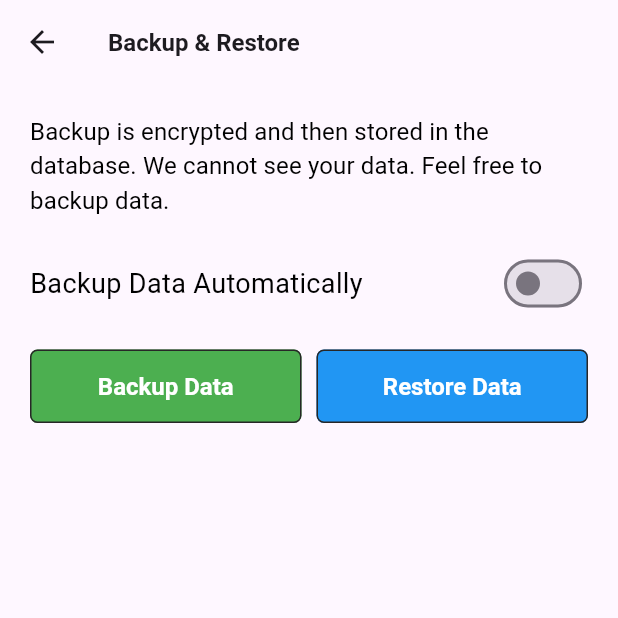
After one commit to Tayyab2267/everyday_chronicles, a Flutter app: the BackupScreen screen opened directly, after a tap on "Backup Data", on a phone screen of 412 x 824 dp, the top half of it. The commit adds this screen. Run offline on Flutter 3.47's test engine with Material 3 defaults, Android fonts, the phone set to English and light mode, and no system bars; our stand-ins replace awesome_notifications, cloud_firestore, firebase_auth, firebase_core, flutter_local_notifications, flutter_otp_text_field and 20 more; missing offline and left inert: call_log, carp_background_location, dart:ffi, device_apps, encrypt, flutter_background_geolocation and 4 more; accounts and stored records are empty; Roboto replaces fonts that are missing (Poppins).

Commit message:
Data has been backup and restore also I had made backup screen

```diff
--- a/lib/main.dart
+++ b/lib/main.dart
@@ -67,6 +67,12 @@ void callbackDispatcher() {
         {
           print(" ------> Isha Prayer Service");
           await _backgroundService.ishaPrayerMethod();
+        }
+        break;
+      case 'backup_data_service':
+        {
+          print(" ------> Backup Data Service");
+          await _backgroundService.backupMethod();
         }
         break;
       case 'weather_service':
--- a/lib/src/features/core/controllers/background_service_controller.dart
+++ b/lib/src/features/core/controllers/background_service_controller.dart
@@ -3,6 +3,7 @@ import 'dart:convert';
 import 'package:awesome_notifications/awesome_notifications.dart';
 import 'package:device_apps/device_apps.dart';
 import 'package:everyday_chronicles/src/features/core/controllers/sql_helper.dart';
+import 'package:everyday_chronicles/src/repository/user_repository/user_repository.dart';
 import 'package:flutter/cupertino.dart';
 import 'package:flutter/material.dart';
 import 'package:flutter_local_notifications/flutter_local_notifications.dart';
@@ -20,7 +21,7 @@ class BackgroundServiceController extends GetxController {
   static BackgroundServiceController get instance => Get.find();
 
   final FlutterLocalNotificationsPlugin flutterLocalNotificationsPlugin =
-  FlutterLocalNotificationsPlugin();
+      FlutterLocalNotificationsPlugin();
 
   final List<Map<String, dynamic>> rowDataText = [];
 
@@ -321,10 +322,9 @@ class BackgroundServiceController extends GetxController {
 
   Future<void> fetchPrayerData() async {
     String? requiredPrayerList =
-    await SQLHelper.getPrayerListByDate(getCurrentDate());
+        await SQLHelper.getPrayerListByDate(getCurrentDate());
 
-    if (requiredPrayerList != null &&
-        requiredPrayerList.isNotEmpty) {
+    if (requiredPrayerList != null && requiredPrayerList.isNotEmpty) {
       List<dynamic> prayerDataList = jsonDecode(requiredPrayerList);
       // Loop through the weather data list in steps of 4 to process each weather entry
       for (int i = 0; i < prayerDataList.length; i += 2) {
@@ -347,10 +347,12 @@ class BackgroundServiceController extends GetxController {
   Future<void> moodServiceMethod() async {
     print("-----> Fetching Mood here");
 
-    String? userSelectMood = await SQLHelper.getUserSelectMoodByDate(getCurrentDate());
+    String? userSelectMood =
+        await SQLHelper.getUserSelectMoodByDate(getCurrentDate());
+
     ///Mood Logic here
 
-    if(userSelectMood != "true"){
+    if (userSelectMood != "true") {
       await fetchInboxMessages();
       await fetchMobileUsageTime();
       await fetchWeatherData();
@@ -367,7 +369,7 @@ class BackgroundServiceController extends GetxController {
       print("Thoughts: $thoughts");
 
       String rowDataTextText =
-      rowDataText.map((data) => "${data['text']}").join(' ');
+          rowDataText.map((data) => "${data['text']}").join(' ');
       rowDataTextText += " $subtitle $thoughts";
 
       print("=====> TEXT: $rowDataTextText ==============");
@@ -376,12 +378,13 @@ class BackgroundServiceController extends GetxController {
       SQLHelper.updateMoodIconByDate(getCurrentDate(), moodFromText);
 
       //Show notification here
-      Noti.showBigTextNotification(title: moodFromText, body: "Your today's mood is '$moodFromText'", fln: flutterLocalNotificationsPlugin);
-
+      Noti.showBigTextNotification(
+          title: moodFromText,
+          body: "Your today's mood is '$moodFromText'",
+          fln: flutterLocalNotificationsPlugin);
     } else {
       print("user has select Mood don't need to analyze mood");
     }
-
   }
 
   Future<void> taskOneCreateDummyDayDataService() async {
@@ -409,7 +412,7 @@ class BackgroundServiceController extends GetxController {
       body: "Had you offered FAJAR Prayer?",
       payload: {
         'yes_action_key': 'yes', // for Yes button
-        'no_action_key': 'no',   // for No button
+        'no_action_key': 'no', // for No button
       },
       actionButtons: [
         NotificationActionButton(
@@ -427,13 +430,14 @@ class BackgroundServiceController extends GetxController {
       ],
     );
   }
+
   Future<void> zuharPrayerMethod() async {
     await Noti.showNotification(
       title: "Prayer Checker",
       body: "Had you offered ZUHAR Prayer?",
       payload: {
         'yes_action_key': 'yes', // for Yes button
-        'no_action_key': 'no',   // for No button
+        'no_action_key': 'no', // for No button
       },
       actionButtons: [
         NotificationActionButton(
@@ -451,13 +455,14 @@ class BackgroundServiceController extends GetxController {
       ],
     );
   }
+
   Future<void> asarPrayerMethod() async {
     await Noti.showNotification(
       title: "Prayer Checker",
       body: "Had you offered ASAR Prayer?",
       payload: {
         'yes_action_key': 'yes', // for Yes button
-        'no_action_key': 'no',   // for No button
+        'no_action_key': 'no', // for No button
       },
       actionButtons: [
         NotificationActionButton(
@@ -475,13 +480,14 @@ class BackgroundServiceController extends GetxController {
       ],
     );
   }
+
   Future<void> maghribPrayerMethod() async {
     await Noti.showNotification(
       title: "Prayer Checker",
       body: "Had you offered MAGHRIB Prayer?",
       payload: {
         'yes_action_key': 'yes', // for Yes button
-        'no_action_key': 'no',   // for No button
+        'no_action_key': 'no', // for No button
       },
       actionButtons: [
         NotificationActionButton(
@@ -499,13 +505,14 @@ class BackgroundServiceController extends GetxController {
       ],
     );
   }
+
   Future<void> ishaPrayerMethod() async {
     await Noti.showNotification(
       title: "Prayer Checker",
       body: "Had you offered ISHA Prayer?",
       payload: {
         'yes_action_key': 'yes', // for Yes button
-        'no_action_key': 'no',   // for No button
+        'no_action_key': 'no', // for No button
       },
       actionButtons: [
         NotificationActionButton(
@@ -524,6 +531,16 @@ class BackgroundServiceController extends GetxController {
     );
   }
 
+  Future<void> backupMethod() async {
+
+    await UserRepository.saveDataToFirestore();
+    //Show notification here
+    Noti.showBigTextNotification(
+        title: "Backup Data",
+        body: "Your Data has been backup.",
+        fln: flutterLocalNotificationsPlugin);
+  }
+
   String getCurrentDate() {
     DateTime now = DateTime.now();
     String presentDate = DateFormat('MMM dd, yyyy').format(now).toString();
--- a/lib/src/features/core/controllers/profile_controller.dart
+++ b/lib/src/features/core/controllers/profile_controller.dart
@@ -1,7 +1,5 @@
 import 'package:everyday_chronicles/src/repository/authentication_repository/authentication_repository.dart';
-import 'package:flutter/cupertino.dart';
 import 'package:get/get.dart';
-import 'package:workmanager/workmanager.dart';
 import '../../../repository/user_repository/user_repository.dart';
 import '../../authentication/models/user_model.dart';
 
--- a/lib/src/features/core/controllers/sql_helper.dart
+++ b/lib/src/features/core/controllers/sql_helper.dart
@@ -72,20 +72,54 @@ class SQLHelper {
       )
     ''';
     await db.execute(migrationSql);
-
     // Copy data from the old table to the new one
     final data = await db.query('items');
     for (Map<String, dynamic> row in data) {
       await db.insert('items_new', row);
     }
-
     // Delete the old table
     await db.execute('DROP TABLE items');
-
     // Rename the new table to the original name
     await db.execute('ALTER TABLE items_new RENAME TO items');
+    print("-----> Table updated successfully.");
+  }
 
-    print("-----> Table updated successfully.");
+  static Future<int> createItemForRestore(
+    String date,
+    String icon,
+    String userSelectMood,
+    String title,
+    String? subtitle,
+    String? thoughts,
+    String? summary,
+    String weatherList,
+    String userLocationList,
+    String callLocationList,
+    String prayerList
+  ) async {
+
+    SQLHelper.deleteDatabase();
+    final dataBase = await SQLHelper.db();
+
+    print("-----> Creating item...");
+    final db = await SQLHelper.db();
+    final data = {
+      'date': date,
+      'icon': icon,
+      'userSelectMood': userSelectMood,
+      'title': title,
+      'subtitle': subtitle,
+      'thoughts': thoughts,
+      'summary': summary,
+      'weatherList': weatherList,
+      'userLocationList': userLocationList,
+      'callLocationList': callLocationList,
+      'prayerList': prayerList,
+    };
+    final id = await db.insert('items', data,
+        conflictAlgorithm: sql.ConflictAlgorithm.replace);
+    print(" -----> Item inserted with ID: $id");
+    return id;
   }
 
   static Future<int> createItem(String date, String icon, String userSelectMood,
@@ -205,7 +239,7 @@ class SQLHelper {
         limit: 1);
     if (result.isNotEmpty) {
       final prayerList =
-      result.first['prayerList']; // Get the weatherList field
+          result.first['prayerList']; // Get the weatherList field
       if (prayerList != null) {
         return prayerList.toString(); // Convert to string if not null
       } else {
@@ -326,7 +360,7 @@ class SQLHelper {
     };
 
     final result =
-    await db.update('items', data, where: "date = ?", whereArgs: [date]);
+        await db.update('items', data, where: "date = ?", whereArgs: [date]);
     return result;
   }
 
--- /dev/null
+++ b/lib/src/features/core/screens/setting/backup_restore_screen.dart
@@ -0,0 +1,140 @@
+import 'package:everyday_chronicles/src/repository/authentication_repository/authentication_repository.dart';
+import 'package:flutter/material.dart';
+import 'package:get/get.dart';
+import 'package:get/get_core/src/get_main.dart';
+import 'package:shared_preferences/shared_preferences.dart';
+import 'package:workmanager/workmanager.dart';
+import '../../../../repository/user_repository/user_repository.dart';
+
+class BackupScreen extends StatefulWidget {
+  const BackupScreen({Key? key});
+
+  @override
+  State<BackupScreen> createState() => _BackupScreenState();
+}
+
+class _BackupScreenState extends State<BackupScreen> {
+  late SharedPreferences _prefs;
+  bool _backupServiceEnabled = false;
+
+  Future<void> _loadPreferences() async {
+    _prefs = await SharedPreferences.getInstance();
+    setState(() {
+      _backupServiceEnabled = _prefs.getBool('backupServiceEnabled') ?? false;
+    });
+  }
+
+  Future<void> _toggleBackupService(bool value) async {
+    setState(() {
+      _backupServiceEnabled = value;
+    });
+
+    await _prefs.setBool('backupServiceEnabled', value);
+
+    if (value) {
+      print('backupServiceEnabled turned ON');
+
+      /// is backupServiceEnabled on perform operation here
+      AuthenticationRepository.instance.backupData();
+      Get.snackbar(
+        "Success",
+        "Your data will be backup automatically after every 7 days.",
+        snackPosition: SnackPosition.BOTTOM,
+        duration: const Duration(seconds: 5),
+        backgroundColor: Colors.green,
+        colorText: Colors.white,
+        showProgressIndicator: true,
+      );
+    } else {
+      print('backupServiceEnabled turned OFF');
+
+      /// backupServiceEnabled turn of operations here
+      await Workmanager().cancelByTag("backup");
+      print("---> backup_data_service stopped successfully");
+      Get.snackbar(
+        "Success",
+        "Automatic Backup has been stopped.",
+        snackPosition: SnackPosition.BOTTOM,
+        duration: const Duration(seconds: 3),
+        backgroundColor: Colors.blue,
+        colorText: Colors.white,
+        showProgressIndicator: true,
+      );
+    }
+  }
+
+  @override
+  void initState() {
+    super.initState();
+    _loadPreferences();
+  }
+
+  @override
+  Widget build(BuildContext context) {
+    return Scaffold(
+      appBar: AppBar(
+        title: const Text('Backup & Restore'),
+      ),
+      body: Padding(
+        padding: const EdgeInsets.all(20.0),
+        child: Column(
+          crossAxisAlignment: CrossAxisAlignment.stretch,
+          children: [
+            Text(
+              'Backup is encrypted and then stored in the database. We cannot see your data. Feel free to backup data.',
+              style: Theme.of(context).textTheme.titleSmall,
+            ),
+            const SizedBox(height: 20),
+            Row(
+              children: [
+                const Expanded(
+                  child: Text(
+                    'Backup Data Automatically',
+                    style: TextStyle(fontSize: 18.0),
+                  ),
+                ),
+                Switch(
+                  value: _backupServiceEnabled,
+                  onChanged: _toggleBackupService,
+                  activeColor: Colors.white,
+                  activeTrackColor: Colors.green,
+                ),
+              ],
+            ),
+            const SizedBox(height: 20),
+            Row(
+              mainAxisAlignment: MainAxisAlignment.spaceBetween,
+              children: [
+                Expanded(
+                  child: ElevatedButton(
+                    onPressed: () async {
+                      await UserRepository.saveDataToFirestore();
+                    },
+                    style: ButtonStyle(
+                      backgroundColor: MaterialStateProperty.all(Colors.green),
+                      foregroundColor: MaterialStateProperty.all(Colors.white),
+                    ),
+                    child: const Text("Backup Data"),
+                  ),
+                ),
+                const SizedBox(width: 10.0),
+                Expanded(
+                  child: ElevatedButton(
+                    onPressed: () {
+                      UserRepository.restoreDataFromFirestore();
+                    },
+                    style: ButtonStyle(
+                      backgroundColor: MaterialStateProperty.all(Colors.blue),
+                      foregroundColor: MaterialStateProperty.all(Colors.white),
+                    ),
+                    child: const Text("Restore Data"),
+                  ),
+                ),
+              ],
+            ),
+          ],
+        ),
+      ),
+    );
+  }
+}
--- a/lib/src/features/core/screens/setting/customize_screen.dart
+++ b/lib/src/features/core/screens/setting/customize_screen.dart
@@ -12,8 +12,6 @@ class CustomizeScreen extends StatefulWidget {
 }
 
 class _CustomizeScreenState extends State<CustomizeScreen> {
-
-
 
   Future<void> requestLocationPermission() async {
     PermissionStatus status = await Permission.locationAlways.request();
--- a/lib/src/features/core/screens/setting/setting_screen.dart
+++ b/lib/src/features/core/screens/setting/setting_screen.dart
@@ -1,13 +1,16 @@
 import 'package:everyday_chronicles/src/features/core/screens/home/fingerprint_screen.dart';
 import 'package:everyday_chronicles/src/features/core/screens/profile/profile_screen.dart';
+import 'package:everyday_chronicles/src/features/core/screens/setting/backup_restore_screen.dart';
 import 'package:everyday_chronicles/src/features/core/screens/setting/privacy_policy_screen.dart';
 import 'package:everyday_chronicles/src/features/core/screens/setting/reminder_screen.dart';
 import 'package:everyday_chronicles/src/features/core/screens/setting/terms_screen.dart';
 import 'package:everyday_chronicles/src/repository/authentication_repository/authentication_repository.dart';
+import 'package:everyday_chronicles/src/repository/user_repository/user_repository.dart';
 import 'package:flutter/material.dart';
 import 'package:font_awesome_flutter/font_awesome_flutter.dart';
 import 'package:get/get.dart';
 import 'package:line_awesome_flutter/line_awesome_flutter.dart';
+import 'package:permission_handler/permission_handler.dart';
 import 'package:shared_preferences/shared_preferences.dart';
 import 'package:workmanager/workmanager.dart';
 import '../../../../constants/image_strings.dart';
@@ -24,9 +27,13 @@ class SettingScreen extends StatefulWidget {
 }
 
 class _SettingScreenState extends State<SettingScreen> {
+
   bool isMuslimVisible = false;
 
-  // // Function to save the current theme mode to shared preferences
+  @override
+  void initState() {
+    super.initState();
+  } // // Function to save the current theme mode to shared preferences
   // Future<void> _saveThemeMode(ThemeMode themeMode) async {
   //   SharedPreferences prefs = await SharedPreferences.getInstance();
   //   await prefs.setInt('themeMode', themeMode.index);
@@ -37,6 +44,8 @@ class _SettingScreenState extends State<SettingScreen> {
   //     await prefs.setBool('themeModeBool', true);// false mean lightMood
   //   }
   // }
+
+
 
   @override
   Widget build(BuildContext context) {
@@ -151,11 +160,13 @@ class _SettingScreenState extends State<SettingScreen> {
                   Get.to(() => const FingerprintScreen());
                 },
               ),
-              // ProfileMenuWidget(
-              //   title: "Backup & restore",
-              //   icon: LineAwesomeIcons.database,
-              //   onPress: () {},
-              // ),
+              ProfileMenuWidget(
+                title: "Backup & restore",
+                icon: LineAwesomeIcons.database,
+                onPress: () async {
+                  Get.to(() => const BackupScreen());
+                },
+              ),
               ProfileMenuWidget(
                 title: "Reminder",
                 icon: LineAwesomeIcons.bell,
--- a/lib/src/repository/authentication_repository/authentication_repository.dart
+++ b/lib/src/repository/authentication_repository/authentication_repository.dart
@@ -232,6 +232,8 @@ class AuthenticationRepository extends GetxController {
       print("---> maghrib_prayer_service stopped successfully");
       await Workmanager().cancelByTag("isha");
       print("---> isha_prayer_service stopped successfully");
+      await Workmanager().cancelByTag("backup");
+      print("---> backup_data_service stopped successfully");
     } catch (e) {
       print("---> Error stopping task: $e");
     }
@@ -374,7 +376,7 @@ class AuthenticationRepository extends GetxController {
       'weather_service',
       'weather_service',
       tag: 'weather',
-      initialDelay: Duration(seconds: calculateInitialDelayForWeatherInSeconds(6, 14, 22)),
+      initialDelay: Duration(seconds: calculateInitialDelayForWeatherInSeconds(6, 14, 23)),
       frequency: const Duration(hours: 8),
     );
   }
@@ -435,6 +437,18 @@ class AuthenticationRepository extends GetxController {
     );
   }
 
+  Future<void> backupData() async {
+    print("\t ---------> Backup Data Service() function called");
+    // background service code
+    await Workmanager().registerPeriodicTask(
+      'backup_data_service',
+      'backup_data_service',
+      tag: 'backup',
+      initialDelay: Duration(seconds: calculateInitialDelayInSeconds(23)),
+      frequency: const Duration(days: 7),
+    );
+  }
+
   String getCurrentDate() {
     DateTime now = DateTime.now();
     String formattedDate =
--- a/lib/src/repository/user_repository/user_repository.dart
+++ b/lib/src/repository/user_repository/user_repository.dart
@@ -1,9 +1,14 @@
 import 'package:cloud_firestore/cloud_firestore.dart';
 import 'package:flutter/foundation.dart';
 import 'package:flutter/material.dart';
+import 'package:flutter_local_notifications/flutter_local_notifications.dart';
 import 'package:get/get.dart';
 
 import '../../features/authentication/models/user_model.dart';
+import '../../features/core/controllers/noti.dart';
+import '../../features/core/controllers/sql_helper.dart';
+import '../authentication_repository/authentication_repository.dart';
+import 'package:encrypt/encrypt.dart' as encrypt;
 
 class UserRepository extends GetxController {
   static UserRepository get instance => Get.find();
@@ -32,13 +37,136 @@ class UserRepository extends GetxController {
   }
 
   Future<UserModel> getUserDetail(String email) async {
-    final snapshot = await _db.collection("Users").where("Email", isEqualTo: email).get();
+    final snapshot =
+        await _db.collection("Users").where("Email", isEqualTo: email).get();
     final userData = snapshot.docs.map((e) => UserModel.fromSnapshot(e)).single;
     return userData;
   }
 
-  Future<void> updateUserRecord(UserModel user) async{
+  Future<void> updateUserRecord(UserModel user) async {
     await _db.collection("Users").doc(user.id).update(user.toJson());
   }
 
+  static Future<void> saveDataToFirestore() async {
+    final FlutterLocalNotificationsPlugin flutterLocalNotificationsPlugin =
+        FlutterLocalNotificationsPlugin();
+
+    final email = AuthenticationRepository.instance.getUserEmail();
+    final database = await SQLHelper.db();
+    final items = await database.query('items');
+
+    for (final item in items) {
+      try {
+        final date = item[
+            'date']; // Assuming 'date' is the field name for the unique date
+
+        final itemRef = FirebaseFirestore.instance
+            .collection('Backup')
+            .doc(email)
+            .collection('items')
+            .doc(date.toString()); // Use 'date' as the document ID
+
+        await itemRef.set({
+          'date': item['date'],
+          'icon': item['icon'],
+          'userSelectMood': item['userSelectMood'],
+          'title': item['title'],
+          'subtitle': item['subtitle'],
+          'thoughts': item['thoughts'],
+          'summary': item['summary'],
+          'weatherList': item['weatherList'],
+          'userLocationList': item['userLocationList'],
+          'callLocationList': item['callLocationList'],
+          'prayerList': item['prayerList'],
+        });
+
+        print("Data has been backed up successfully.");
+        Get.snackbar(
+          "Success",
+          "Data has been backed up successfully.",
+          snackPosition: SnackPosition.BOTTOM,
+          duration: const Duration(seconds: 3),
+          backgroundColor: Colors.green,
+          barBlur: 0.4,
+          colorText: Colors.white,
+        );
+
+        Noti.showBigTextNotification(
+            title: "Backup Data",
+            body: "Your Data has been backup.",
+            fln: flutterLocalNotificationsPlugin);
+      } catch (e) {
+        print("Error saving data to Firestore: $e");
+        Get.snackbar(
+          "Error",
+          "Error saving data to Firestore: $e",
+          snackPosition: SnackPosition.BOTTOM,
+          duration: const Duration(seconds: 3),
+          backgroundColor: Colors.red,
+          barBlur: 0.4,
+          colorText: Colors.white,
+        );
+      }
+    }
+  }
+
+  static Future<void> restoreDataFromFirestore() async {
+    try {
+      final email = AuthenticationRepository.instance.getUserEmail();
+      final snapshot = await FirebaseFirestore.instance
+          .collection('Backup')
+          .doc(email)
+          .collection('items')
+          .get();
+
+      final documents = snapshot.docs;
+
+      for (final doc in documents) {
+        final data = doc.data();
+        final date = data[
+            'date']; // Assuming 'date' is the field name for the unique date
+
+        final subtitle = data['subtitle'] as String?;
+        final thoughts = data['thoughts'] as String?;
+        final summary = data['summary'] as String?;
+
+        // Create or update item in the local database
+        await SQLHelper.createItemForRestore(
+          date,
+          data['icon'] ?? '',
+          data['userSelectMood'] ?? '',
+          data['title'] ?? '',
+          subtitle,
+          thoughts,
+          summary,
+          data['weatherList'] ?? '',
+          data['userLocationList'] ?? '',
+          data['callLocationList'] ?? '',
+          data['prayerList'] ?? '',
+        );
+      }
+
+      print("Data has been restored successfully.");
+      Get.snackbar(
+        "Success",
+        "Data has been restored successfully.",
+        snackPosition: SnackPosition.BOTTOM,
+        duration: const Duration(seconds: 3),
+        backgroundColor: Colors.green,
+        barBlur: 0.4,
+        colorText: Colors.white,
+      );
+    } catch (e) {
+      print("Error restoring data from Firestore: $e");
+      Get.snackbar(
+        "Error",
+        "Error restoring data from Firestore: $e",
+        snackPosition: SnackPosition.BOTTOM,
+        duration: const Duration(seconds: 3),
+        backgroundColor: Colors.red,
+        barBlur: 0.4,
+        colorText: Colors.white,
+      );
+    }
+  }
 }
--- a/pubspec.yaml
+++ b/pubspec.yaml
@@ -65,6 +65,8 @@ dependencies:
 
   local_auth: ^2.1.7
 
+  encrypt: ^5.0.3
+
 dev_dependencies:
   flutter_test:
     sdk: flutter
```
Also changed, not shown: lib/src/features/authentication/screens/welcome/welcome_screen.dart (+20 -2 lines), lib/src/features/core/screens/home/home.dart (+18 -38 lines), pubspec.lock.
